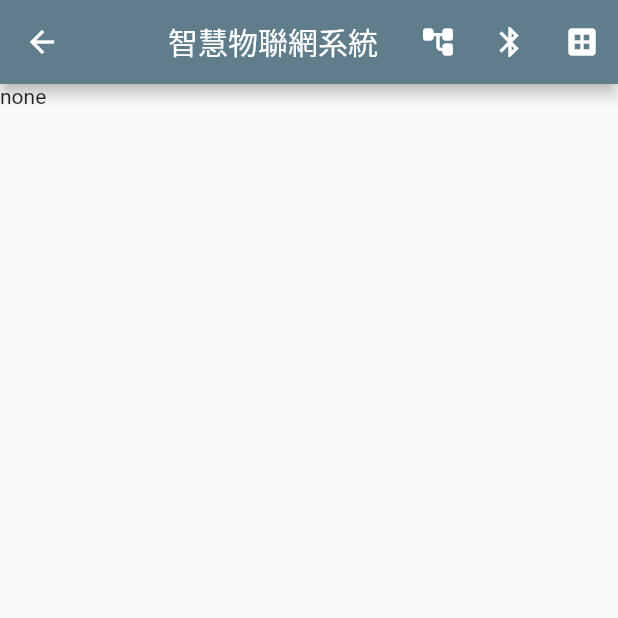
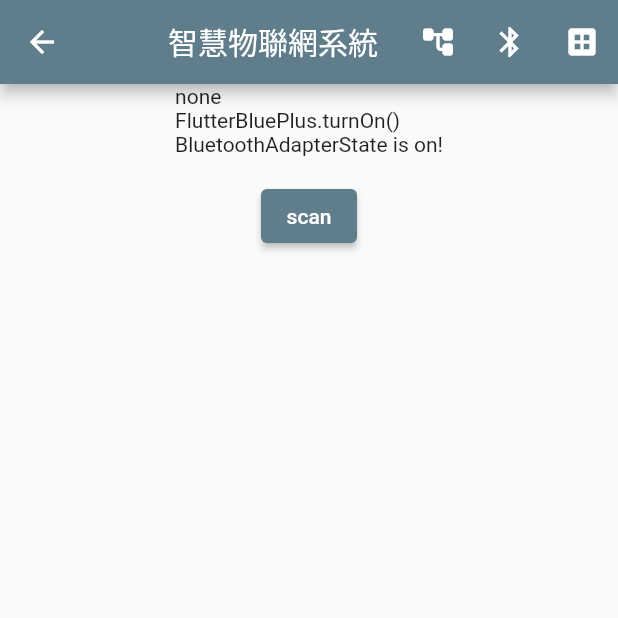
Before and after one commit to ncueteam/ncue_app_project, a Flutter app: the screen it shows after launch, after a tap on the "bluetooth" icon, on a phone screen of 412 x 824 dp, the top half of it. Run offline on Flutter 3.47's test engine with Material 2 defaults, Android fonts, the phone set to English and light mode, and no system bars; our stand-ins replace flutter_blue_plus, local_auth, typed_data; missing offline and left inert: mqtt_client, mysql_client.

Commit message:
bt scanner

```diff
--- a/lib/screens/ble_device_detecter.dart
+++ b/lib/screens/ble_device_detecter.dart
@@ -1,3 +1,4 @@
+import 'dart:async';
 import 'dart:io';
 
 import 'package:flutter/material.dart';
@@ -30,12 +31,39 @@ class BleDeviceListState extends State<StatefulWidget> {
     // turn on bluetooth ourself if we can
     if (Platform.isAndroid) {
       await FlutterBluePlus.turnOn();
+      setState(() {
+        debugResult += "FlutterBluePlus.turnOn()\n";
+      });
     }
 
     // wait bluetooth to be on
     await FlutterBluePlus.adapterState
         .where((s) => s == BluetoothAdapterState.on)
         .first;
+    setState(() {
+      debugResult += "BluetoothAdapterState is on!\n";
+    });
+  }
+
+  scanDevices() async {
+    // ignore: unused_local_variable
+    StreamSubscription<List<ScanResult>> subscription =
+        FlutterBluePlus.scanResults.listen((results) {
+      for (ScanResult r in results) {
+        setState(() {
+          debugResult += '${r.device.localName} found! rssi: ${r.rssi}';
+        });
+      }
+    });
+
+    // Start scanning
+    FlutterBluePlus.startScan(timeout: const Duration(seconds: 4));
+
+    // Stop scanning
+    await FlutterBluePlus.stopScan();
+    setState(() {
+      debugResult += "scan finished";
+    });
   }
 
   @override
@@ -60,7 +88,13 @@ class BleDeviceListState extends State<StatefulWidget> {
             PageButton(icon: Icons.bluetooth, page: BleDeviceList()),
             PageButton(icon: Icons.dataset, page: MysqlDemo()),
           ]),
-      body: Column(children: [Text(debugResult)]),
+      body: Center(
+        child: Column(children: [
+          Text(debugResult),
+          ElevatedButton(
+              onPressed: () => {scanDevices()}, child: const Text("scan"))
+        ]),
+      ),
     );
   }
 }
```
